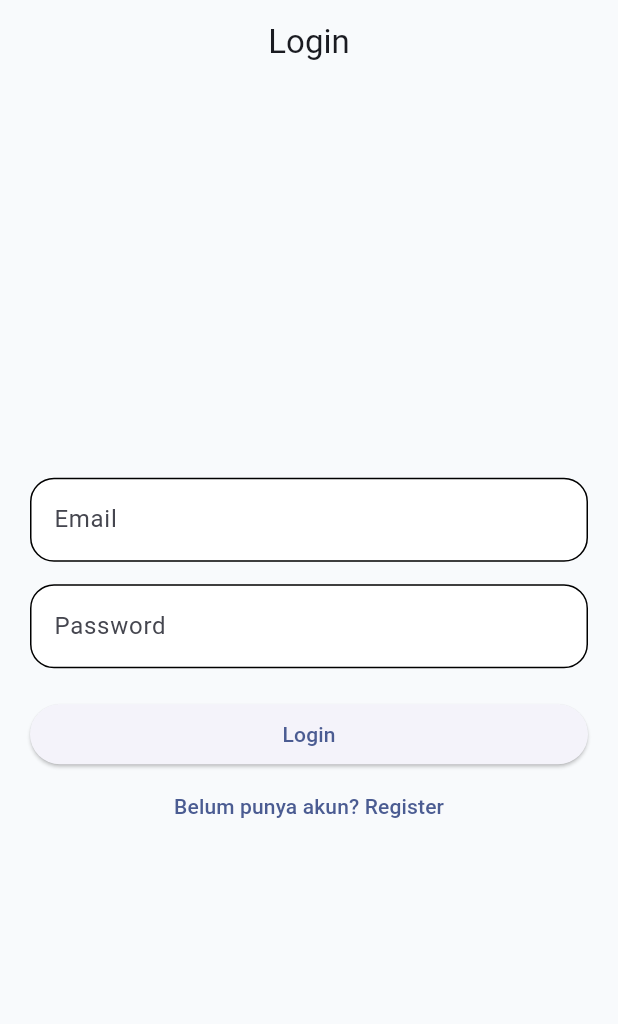
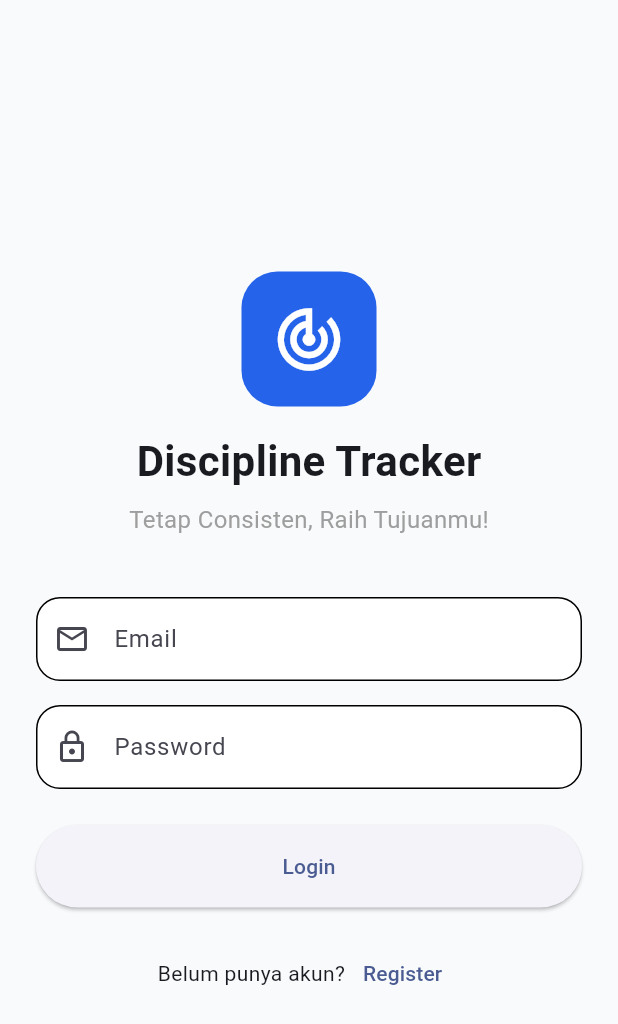
Before and after one commit to HanifAuliya/discipline-tracker, a Flutter app: the screen it shows after launch, on a phone screen of 412 x 824 dp. Shown: the top 1024 px of the screen. Run offline on Flutter 3.47's test engine with Material 3 defaults, Android fonts, the phone set to English and light mode, and no system bars.

Commit message:
feat: modern responsive login screen

```diff
--- a/lib/screens/login/login_screen.dart
+++ b/lib/screens/login/login_screen.dart
@@ -1,4 +1,9 @@
 import 'package:flutter/material.dart';
+
+import '../../widgets/app_logo.dart';
+import '../../widgets/custom_button.dart';
+import '../../widgets/custom_textfield.dart';
+
 import '../register/register_screen.dart';
 import '../dashboard/dashboard_screen.dart';
 
@@ -8,46 +13,78 @@ class LoginScreen extends StatelessWidget {
   @override
   Widget build(BuildContext context) {
     return Scaffold(
-      appBar: AppBar(title: const Text("Login")),
-      body: Padding(
-        padding: const EdgeInsets.all(20),
+      body: SafeArea(
+        child: LayoutBuilder(
+          builder: (context, constraints) {
+            return SingleChildScrollView(
+              child: ConstrainedBox(
+                constraints: BoxConstraints(minHeight: constraints.maxHeight),
+                child: Center(
+                  child: Container(
+                    constraints: const BoxConstraints(maxWidth: 450),
+                    padding: const EdgeInsets.all(24),
                     child: Column(
                       mainAxisAlignment: MainAxisAlignment.center,
                       children: [
-            const TextField(decoration: InputDecoration(labelText: "Email")),
+                        const SizedBox(height: 30),
 
-            const SizedBox(height: 15),
+                        const AppLogo(),
 
-            const TextField(
-              obscureText: true,
-              decoration: InputDecoration(labelText: "Password"),
+                        const SizedBox(height: 40),
+
+                        const CustomTextField(
+                          label: "Email",
+                          icon: Icons.email_outlined,
+                        ),
+
+                        const SizedBox(height: 16),
+
+                        const CustomTextField(
+                          label: "Password",
+                          icon: Icons.lock_outline,
+                          obscure: true,
+                        ),
+
+                        const SizedBox(height: 24),
+
+                        CustomButton(
+                          text: "Login",
+                          onPressed: () {
+                            Navigator.push(
+                              context,
+                              MaterialPageRoute(
+                                builder: (_) => const DashboardScreen(),
+                              ),
+                            );
+                          },
                         ),
 
                         const SizedBox(height: 20),
 
-            SizedBox(
-              width: double.infinity,
-              child: ElevatedButton(
-                onPressed: () {
-                  Navigator.push(
-                    context,
-                    MaterialPageRoute(builder: (_) => const DashboardScreen()),
-                  );
-                },
-                child: const Text("Login"),
-              ),
-            ),
-
+                        Row(
+                          mainAxisAlignment: MainAxisAlignment.center,
+                          children: [
+                            const Text("Belum punya akun?"),
                             TextButton(
                               onPressed: () {
                                 Navigator.push(
                                   context,
-                  MaterialPageRoute(builder: (_) => const RegisterScreen()),
+                                  MaterialPageRoute(
+                                    builder: (_) => const RegisterScreen(),
+                                  ),
                                 );
                               },
-              child: const Text("Belum punya akun? Register"),
+                              child: const Text("Register"),
                             ),
                           ],
+                        ),
+                      ],
+                    ),
+                  ),
+                ),
+              ),
+            );
+          },
         ),
       ),
     );
--- /dev/null
+++ b/lib/widgets/app_logo.dart
@@ -0,0 +1,33 @@
+import 'package:flutter/material.dart';
+import '../config/app_colors.dart';
+
+class AppLogo extends StatelessWidget {
+  const AppLogo({super.key});
+
+  @override
+  Widget build(BuildContext context) {
+    return Column(
+      children: [
+        Container(
+          width: 90,
+          height: 90,
+          decoration: BoxDecoration(
+            color: AppColors.primary,
+            borderRadius: BorderRadius.circular(24),
+          ),
+          child: const Icon(Icons.track_changes, color: Colors.white, size: 50),
+        ),
+        const SizedBox(height: 16),
+        const Text(
+          'Discipline Tracker',
+          style: TextStyle(fontSize: 28, fontWeight: FontWeight.bold),
+        ),
+        const SizedBox(height: 8),
+        const Text(
+          'Tetap Consisten, Raih Tujuanmu!',
+          style: TextStyle(fontSize: 16, color: Colors.grey),
+        ),
+      ],
+    );
+  }
+}
--- a/lib/widgets/custom_textfield.dart
+++ b/lib/widgets/custom_textfield.dart
@@ -2,15 +2,21 @@ import 'package:flutter/material.dart';
 
 class CustomTextField extends StatelessWidget {
   final String label;
+  final IconData icon;
   final bool obscure;
 
-  const CustomTextField({super.key, required this.label, this.obscure = false});
+  const CustomTextField({
+    super.key,
+    required this.label,
+    required this.icon,
+    this.obscure = false,
+  });
 
   @override
   Widget build(BuildContext context) {
     return TextField(
       obscureText: obscure,
-      decoration: InputDecoration(labelText: label),
+      decoration: InputDecoration(labelText: label, prefixIcon: Icon(icon)),
     );
   }
 }
```
Lines whose indentation alone changed are shown as unchanged.
